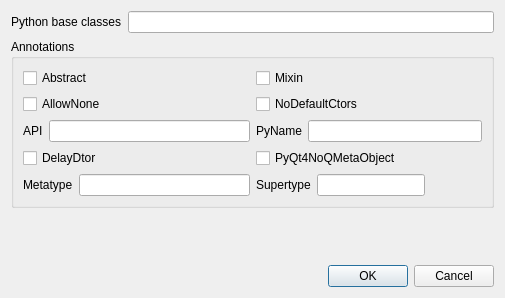
Qt form metasip/api_editor/Designer/ClassPropertiesBase.ui (Python-SIP/metasip) before a commit.
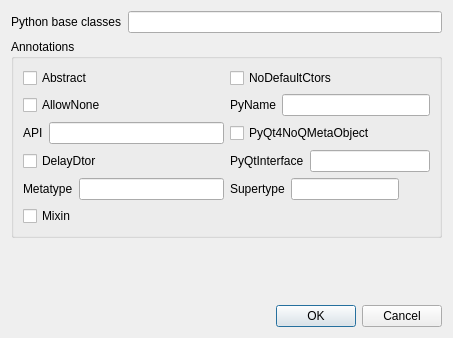
The same form after that commit.

Commit message: Added support for the /PyQtInterface/ class annotation.

```diff
--- a/metasip/api_editor/Designer/ClassPropertiesBase.ui
+++ b/metasip/api_editor/Designer/ClassPropertiesBase.ui
@@ -6,8 +6,8 @@
    <rect>
     <x>0</x>
     <y>0</y>
-    <width>505</width>
-    <height>298</height>
+    <width>453</width>
+    <height>338</height>
    </rect>
   </property>
   <property name="windowTitle">
@@ -42,9 +42,9 @@
        </widget>
       </item>
       <item row="0" column="1">
-       <widget class="QCheckBox" name="mixinCb">
+       <widget class="QCheckBox" name="nodefaultctorsCb">
         <property name="text">
-         <string>Mixin</string>
+         <string>NoDefaultCtors</string>
         </property>
        </widget>
       </item>
@@ -56,11 +56,18 @@
        </widget>
       </item>
       <item row="1" column="1">
-       <widget class="QCheckBox" name="nodefaultctorsCb">
+       <layout class="QHBoxLayout" name="horizontalLayout">
+        <item>
+         <widget class="QLabel" name="label_2">
         <property name="text">
-         <string>NoDefaultCtors</string>
-        </property>
-       </widget>
+           <string>PyName</string>
+          </property>
+         </widget>
+        </item>
+        <item>
+         <widget class="QLineEdit" name="pyName"/>
+        </item>
+       </layout>
       </item>
       <item row="2" column="0">
        <layout class="QFormLayout" name="formLayout_3">
@@ -77,18 +84,11 @@
        </layout>
       </item>
       <item row="2" column="1">
-       <layout class="QFormLayout" name="formLayout_4">
-        <item row="0" column="0">
-         <widget class="QLabel" name="label_2">
+       <widget class="QCheckBox" name="noqmetaobjectCb">
           <property name="text">
-           <string>PyName</string>
-          </property>
-         </widget>
-        </item>
-        <item row="0" column="1">
-         <widget class="QLineEdit" name="pyName"/>
-        </item>
-       </layout>
+         <string>PyQt4NoQMetaObject</string>
+        </property>
+       </widget>
       </item>
       <item row="3" column="0">
        <widget class="QCheckBox" name="delaydtorCb">
@@ -98,11 +98,18 @@
        </widget>
       </item>
       <item row="3" column="1">
-       <widget class="QCheckBox" name="noqmetaobjectCb">
+       <layout class="QHBoxLayout" name="horizontalLayout_2">
+        <item>
+         <widget class="QLabel" name="label_6">
         <property name="text">
-         <string>PyQt4NoQMetaObject</string>
-        </property>
-       </widget>
+           <string>PyQtInterface</string>
+          </property>
+         </widget>
+        </item>
+        <item>
+         <widget class="QLineEdit" name="interface"/>
+        </item>
+       </layout>
       </item>
       <item row="4" column="0">
        <layout class="QFormLayout" name="formLayout_2">
@@ -135,6 +142,13 @@
         </item>
        </layout>
       </item>
+      <item row="5" column="0">
+       <widget class="QCheckBox" name="mixinCb">
+        <property name="text">
+         <string>Mixin</string>
+        </property>
+       </widget>
+      </item>
      </layout>
     </widget>
    </item>
```
Left out of the diff: 1 changed line with no effect on the pictures. Lines whose indentation alone changed are shown as unchanged. The commit also changes 1 other file.
